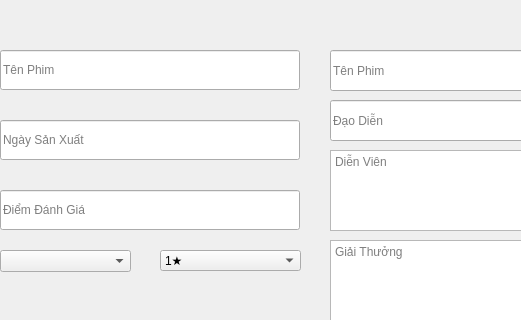
Before: the Qt Designer form ui/edit.ui in tai679/nextgen-pti, drawn with Qt 5; both pictures show x 280 to 801 and y 0 to 320 of the 1274 by 635 pixel window.
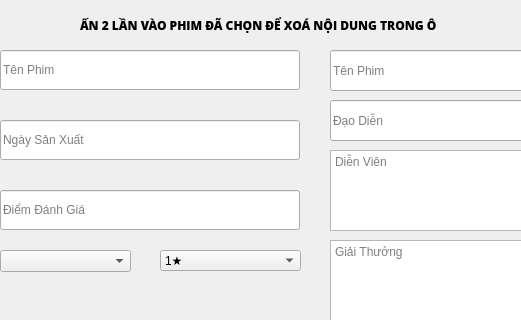
After: the same form once the commit is applied.

Diff of the .ui file:
```diff
--- a/ui/edit.ui
+++ b/ui/edit.ui
@@ -311,6 +311,26 @@
       </property>
      </item>
     </widget>
+    <widget class="QLabel" name="label">
+     <property name="geometry">
+      <rect>
+       <x>360</x>
+       <y>10</y>
+       <width>361</width>
+       <height>31</height>
+      </rect>
+     </property>
+     <property name="font">
+      <font>
+       <family>Open Sans ExtraBold</family>
+       <weight>75</weight>
+       <bold>true</bold>
+      </font>
+     </property>
+     <property name="text">
+      <string>ẤN 2 LẦN VÀO PHIM ĐÃ CHỌN ĐỂ XOÁ NỘI DUNG TRONG Ô</string>
+     </property>
+    </widget>
    </widget>
   </widget>
   <widget class="QMenuBar" name="menubar">
```
